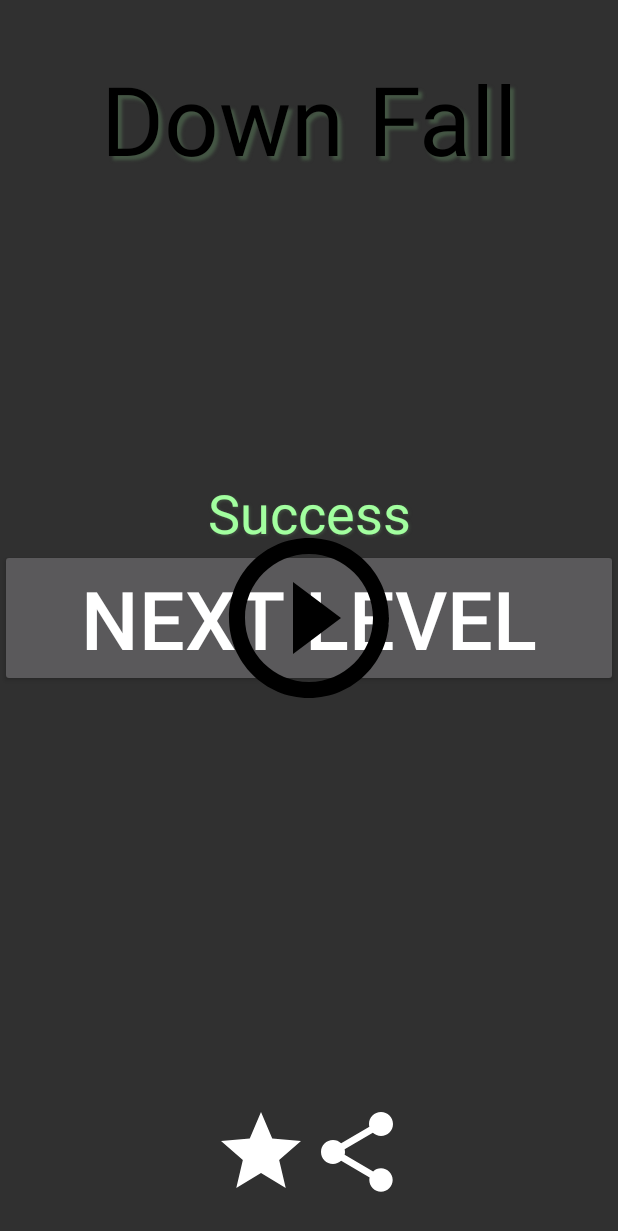
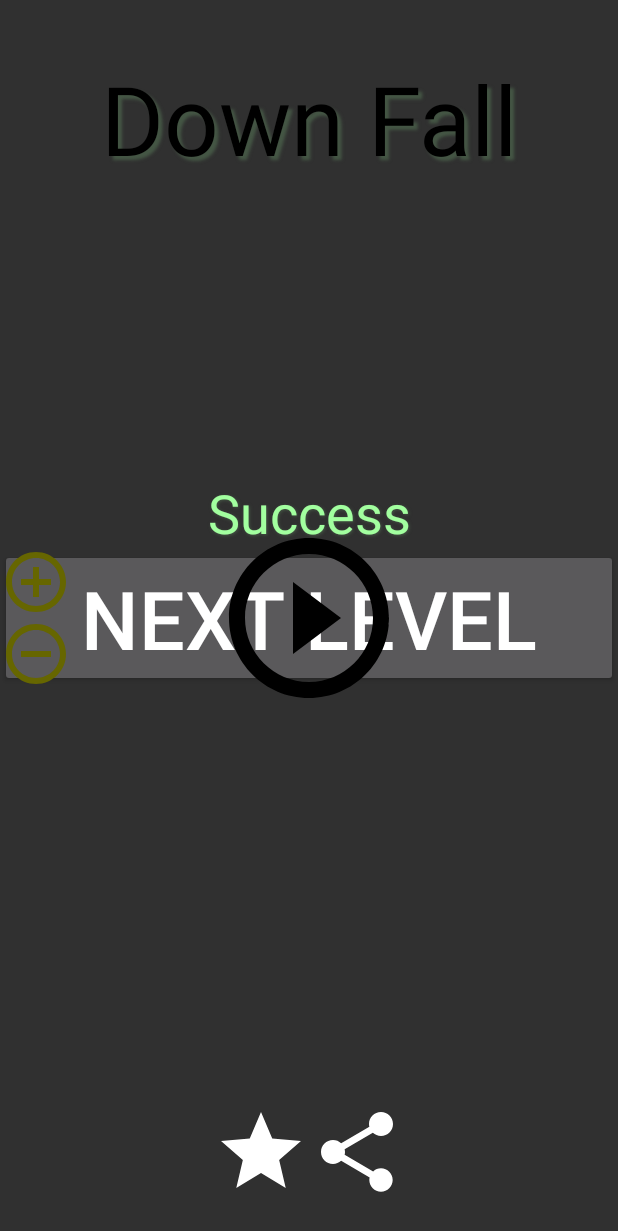
Before and after one commit to chriswalz/DownFall3, an Android app: the layout activity_game_screen_overlay.xml on its own in the app's theme, with its tools: preview values and no code run, on a phone screen of 412 x 824 dp. Shown: the top 1231 px of the screen. Run offline under Robolectric (Android 15) with nearby library versions, the phone set to English and light mode, and no system bars.

Commit message:
polish
background blocks move up as well. Level that starts from bottom.
Clamper background not showing fix. Vibrate on tap

```diff
--- a/app/build.gradle
+++ b/app/build.gradle
@@ -8,8 +8,8 @@ android {
         applicationId "com.walz.joltimate.downfall2"
         minSdkVersion 15
         targetSdkVersion 24
-        versionCode 47
-        versionName "2.0.8.1"
+        versionCode 49
+        versionName "2.0.8.3"
     }
     buildTypes {
         debug {
--- a/app/src/main/java/com/walz/joltimate/downfall2/Invaders/ClamperSprite.java
+++ b/app/src/main/java/com/walz/joltimate/downfall2/Invaders/ClamperSprite.java
@@ -12,10 +12,10 @@ public class ClamperSprite extends OneRectAbstract{
 
     private int xVelocity;
 
-    public static int width;
+    public static int clamperWidth;
 
     static {
-        width = Levels.screenHeight/20;
+        clamperWidth = Levels.screenHeight/20;
     }
 
     public ClamperSprite(Context context, double multiplier, float xVal, float yVal, int height) {
@@ -23,6 +23,7 @@ public class ClamperSprite extends OneRectAbstract{
         //this.rect2 = new RectF();
 
         this.height = height;
+        this.width = clamperWidth;
 
         this.x = xVal;
         this.y = yVal - height;
--- a/app/src/main/java/com/walz/joltimate/downfall2/Invaders/InvaderAbstract.java
+++ b/app/src/main/java/com/walz/joltimate/downfall2/Invaders/InvaderAbstract.java
@@ -49,8 +49,8 @@ public abstract class InvaderAbstract {
         baseSpeed = BASE_SPEED;
         isVisible = true;
 
-//        x = (float) (Math.random() * screenWidth); //column * (width + padding);
- //       y = (float) -(Math.random() * screenHeight);//row * (width + padding/4);
+//        x = (float) (Math.random() * screenWidth); //column * (clamperWidth + padding);
+ //       y = (float) -(Math.random() * screenHeight);//row * (clamperWidth + padding/4);
         yVelocity = baseSpeed;
 
 
--- a/app/src/main/java/com/walz/joltimate/downfall2/PlayerShip.java
+++ b/app/src/main/java/com/walz/joltimate/downfall2/PlayerShip.java
@@ -58,7 +58,7 @@ public class PlayerShip {
     }
     // This the the constructor method
     // When we create an object from this class we will pass
-    // in the screen width and height
+    // in the screen clamperWidth and height
     public PlayerShip(Context context){
 
         // Initialize a blank RectF
--- /dev/null
+++ b/app/src/main/res/drawable/ic_add_circle_outline_black_24dp.xml
@@ -0,0 +1,4 @@
+<vector android:height="48dp" android:viewportHeight="24.0"
+    android:viewportWidth="24.0" android:width="48dp" xmlns:android="http://schemas.android.com/apk/res/android">
+    <path android:fillColor="#666600" android:pathData="M13,7h-2v4L7,11v2h4v4h2v-4h4v-2h-4L13,7zM12,2C6.48,2 2,6.48 2,12s4.48,10 10,10 10,-4.48 10,-10S17.52,2 12,2zM12,20c-4.41,0 -8,-3.59 -8,-8s3.59,-8 8,-8 8,3.59 8,8 -3.59,8 -8,8z"/>
+</vector>
--- /dev/null
+++ b/app/src/main/res/drawable/ic_remove_circle_outline_black_24dp.xml
@@ -0,0 +1,4 @@
+<vector android:height="48dp" android:viewportHeight="24.0"
+    android:viewportWidth="24.0" android:width="48dp" xmlns:android="http://schemas.android.com/apk/res/android">
+    <path android:fillColor="#666600" android:pathData="M7,11v2h10v-2L7,11zM12,2C6.48,2 2,6.48 2,12s4.48,10 10,10 10,-4.48 10,-10S17.52,2 12,2zM12,20c-4.41,0 -8,-3.59 -8,-8s3.59,-8 8,-8 8,3.59 8,8 -3.59,8 -8,8z"/>
+</vector>
--- a/app/src/main/res/layout/activity_game_screen_overlay.xml
+++ b/app/src/main/res/layout/activity_game_screen_overlay.xml
@@ -134,6 +134,25 @@
         android:layout_width="wrap_content"
         android:layout_height="wrap_content"
         android:visibility="gone"></NumberPicker>
+    <android.support.v7.widget.LinearLayoutCompat
+        android:layout_width="wrap_content"
+        android:layout_height="wrap_content"
+        android:orientation="vertical"
+        android:layout_centerInParent="true"
+        android:layout_alignParentLeft="true">
+        <android.support.v7.widget.AppCompatImageButton
+            android:layout_width="wrap_content"
+            android:layout_height="wrap_content"
+            android:src="@drawable/ic_add_circle_outline_black_24dp"
+            android:id="@+id/add_button"
+            android:background="@null"/>
+        <android.support.v7.widget.AppCompatImageButton
+            android:layout_width="wrap_content"
+            android:layout_height="wrap_content"
+            android:src="@drawable/ic_remove_circle_outline_black_24dp"
+            android:id="@+id/subtract_button"
+            android:background="@null"/>
+    </android.support.v7.widget.LinearLayoutCompat>
     <!-- <com.google.android.gms.ads.AdView
         android:id="@+id/interstitial_ad"
         android:layout_width="match_parent"
--- a/app/src/main/res/values-w820dp/dimens.xml
+++ b/app/src/main/res/values-w820dp/dimens.xml
@@ -1,6 +1,6 @@
 <resources>
     <!-- Example customization of dimensions originally defined in res/values/dimens.xml
-         (such as screen margins) for screens with more than 820dp of available width. This
+         (such as screen margins) for screens with more than 820dp of available clamperWidth. This
          would include 7" and 10" devices in landscape (~960dp and ~1280dp respectively). -->
     <dimen name="activity_horizontal_margin">64dp</dimen>
 </resources>
--- a/app/src/main/res/values/strings.xml
+++ b/app/src/main/res/values/strings.xml
@@ -9,6 +9,7 @@
     <string name="current_level" translatable="false">currentLevel</string>
     <string name="highest_level" translatable="false">highestLevel</string>
     <string name="score" translatable="false">score</string>
+    <string name="request_ad_amount" translatable="false">requestAdAmount</string>
     <string name="number_attempts" translatable="false">numberAttempts</string>
     <string name="image_interstitial" translatable="false">ca-app-pub-8477647394434056/8857578526</string>
     <string name="admob_app_id" translatable="false">ca-app-pub-8477647394434056~7520446123</string>
```
Also changed, not shown: app/src/main/java/com/walz/joltimate/downfall2/DownFallActivity.java (+85 -10 lines), app/src/main/java/com/walz/joltimate/downfall2/DownFallView.java (+33 -8 lines), app/src/main/java/com/walz/joltimate/downfall2/Invaders/BackgroundBlock.java (+7 -1 lines), app/src/main/java/com/walz/joltimate/downfall2/Invaders/Basic.java (+14 -10 lines), app/src/main/java/com/walz/joltimate/downfall2/Levels.java (+56 -14 lines).
